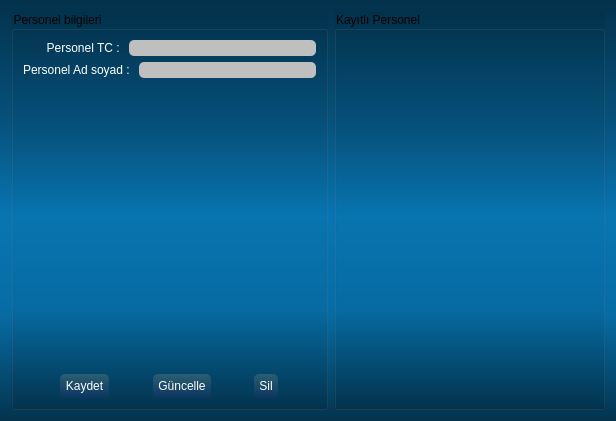
Above: add_staff.ui from halitmusa/EkDers before the change. Below: the same form after it.
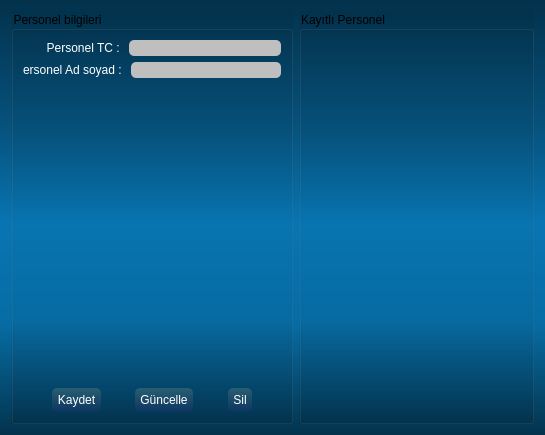
That is the form after the change.

```diff
--- a/add_staff.ui
+++ b/add_staff.ui
@@ -6,8 +6,8 @@
    <rect>
     <x>0</x>
     <y>0</y>
-    <width>616</width>
-    <height>421</height>
+    <width>545</width>
+    <height>435</height>
    </rect>
   </property>
   <property name="windowTitle">
@@ -415,7 +415,7 @@
        </property>
        <layout class="QGridLayout" name="gridLayout_2">
         <item row="0" column="0">
-         <widget class="QListView" name="listView"/>
+         <widget class="QListWidget" name="lw_staff"/>
         </item>
        </layout>
       </widget>
```
Left out of the diff: 10 changed lines with no effect on the pictures.
